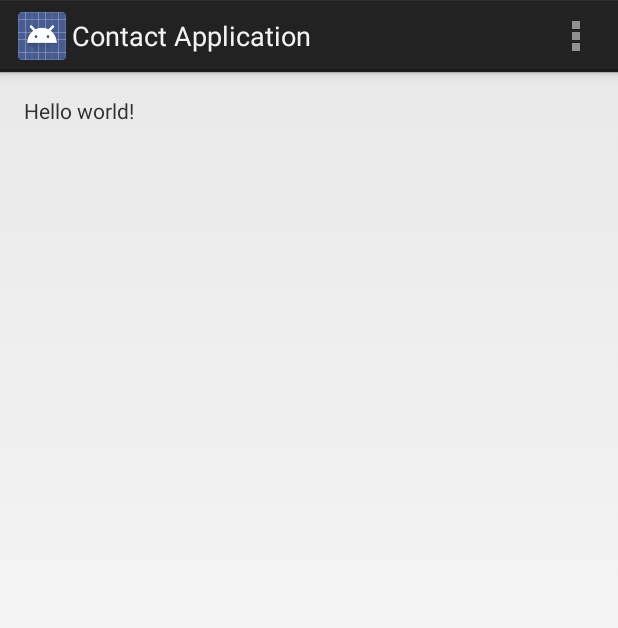
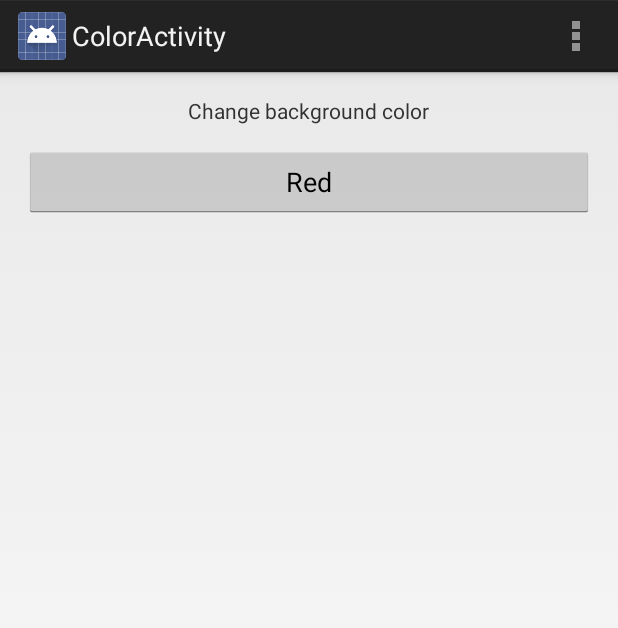
Before and after one commit to nooord/Malin-A-N, an Android app: the screen it shows after launch (contactActivity before the commit, colorActivity after it), in the options menu, after a tap on "Color", on a phone screen of 412 x 824 dp. Shown: the top 628 px of the screen. Run offline under Robolectric (Android 15) with nearby library versions, the phone set to English and light mode, and no system bars.

Commit message:
Lab1
Malin A N

```diff
--- a/ContactApplication/app/src/main/AndroidManifest.xml
+++ b/ContactApplication/app/src/main/AndroidManifest.xml
@@ -24,6 +24,10 @@
             android:name=".newRandomActivity"
             android:label="@string/title_activity_new_random" >
         </activity>
+        <activity
+            android:name=".colorActivity"
+            android:label="@string/title_activity_color" >
+        </activity>
     </application>
 
 </manifest>
--- /dev/null
+++ b/ContactApplication/app/src/main/java/com/example/malin/contactapplication/colorActivity.java
@@ -0,0 +1,67 @@
+package com.example.malin.contactapplication;
+
+import android.app.Activity;
+import android.content.Intent;
+import android.graphics.Color;
+import android.os.Bundle;
+import android.text.Layout;
+import android.view.Menu;
+import android.view.MenuItem;
+import android.view.View;
+import android.widget.EditText;
+import android.widget.RelativeLayout;
+
+
+public class colorActivity extends Activity {
+    RelativeLayout layout;
+
+    @Override
+    protected void onCreate(Bundle savedInstanceState) {
+        super.onCreate(savedInstanceState);
+        setContentView(R.layout.activity_color);
+
+
+
+        layout = (RelativeLayout) findViewById(R.id.layout);
+
+
+    }
+
+
+    @Override
+    public boolean onCreateOptionsMenu(Menu menu) {
+        // Inflate the menu; this adds items to the action bar if it is present.
+        getMenuInflater().inflate(R.menu.color, menu);
+        return true;
+    }
+
+    @Override
+    public boolean onOptionsItemSelected(MenuItem item) {
+        // Handle action bar item clicks here. The action bar will
+        // automatically handle clicks on the Home/Up button, so long
+        // as you specify a parent activity in AndroidManifest.xml.
+        int id = item.getItemId();
+        if (id == R.id.action_settings) {
+            return true;
+        }
+        return super.onOptionsItemSelected(item);
+    }
+
+    public void onClick(View view) {
+
+        if(view.getId() == R.id.buttonRed){
+            layout.setBackgroundColor(Color.RED);
+
+    }
+
+
+
+        if(view.getId() == R.id.buttonBlue){
+            layout.setBackgroundColor(Color.BLUE);
+
+
+        }
+
+    }
+
+}
--- a/ContactApplication/app/src/main/java/com/example/malin/contactapplication/contactActivity.java
+++ b/ContactApplication/app/src/main/java/com/example/malin/contactapplication/contactActivity.java
@@ -35,23 +35,33 @@ public class contactActivity extends Activity {
         // automatically handle clicks on the Home/Up button, so long
         // as you specify a parent activity in AndroidManifest.xml.
         int id = item.getItemId();
+
+
         switch (id){
+
             case R.id.action_contact:
                 Toast.makeText(this, "Contact",Toast.LENGTH_SHORT).show();
                 Intent contact = new Intent(this, addContactActivity.class);
                 startActivity(contact);
+
                 //kopplar meny till ny aktivitet - contact.
                 break;
+
             case R.id.action_random:
                 Intent newRandom = new Intent(this, newRandomActivity.class);
                 startActivity(newRandom);
                 Toast.makeText(this, "Random",Toast.LENGTH_SHORT).show();
+                //kopplar meny till ny aktivitet random.
                 break;
+
             case R.id.action_color:
+                Intent color = new Intent(this, colorActivity.class);
+                startActivity(color);
                 Toast.makeText(this, "Color",Toast.LENGTH_SHORT).show();
+                 //kopplar meny till ny aktivitet color.
 
                 return true;
-            //Startar aktivitet meny
+                //Startar aktivitet meny
 
 
 
--- /dev/null
+++ b/ContactApplication/app/src/main/res/layout/activity_color.xml
@@ -0,0 +1,47 @@
+<RelativeLayout xmlns:android="http://schemas.android.com/apk/res/android"
+    xmlns:tools="http://schemas.android.com/tools"
+    android:layout_width="match_parent"
+    android:layout_height="match_parent"
+    android:paddingLeft="@dimen/activity_horizontal_margin"
+    android:paddingRight="@dimen/activity_horizontal_margin"
+    android:paddingTop="@dimen/activity_vertical_margin"
+    android:paddingBottom="@dimen/activity_vertical_margin"
+    tools:context="com.example.malin.contactapplication.colorActivity"
+    android:id="@+id/layout">
+
+    <Button
+        android:layout_width="wrap_content"
+        android:layout_height="wrap_content"
+        android:text="Red"
+        android:id="@+id/buttonRed"
+        android:layout_marginTop="33dp"
+        android:layout_toEndOf="@string/buttonRed"
+        android:layout_alignParentRight="true"
+        android:layout_alignParentEnd="true"
+        android:layout_alignParentLeft="true"
+        android:layout_alignParentStart="true"
+        android:onClick="onClick" />
+
+    <Button
+        android:layout_width="wrap_content"
+        android:layout_height="wrap_content"
+        android:text="Blue"
+        android:id="@+id/buttonBlue"
+        android:layout_marginTop="130dp"
+        android:layout_below="@+id/buttonBlue"
+        android:layout_alignParentRight="true"
+        android:layout_alignParentEnd="true"
+        android:layout_alignParentLeft="true"
+        android:layout_alignParentStart="true"
+        android:onClick="onClick"/>
+
+    <TextView
+        android:layout_width="wrap_content"
+        android:layout_height="wrap_content"
+        android:text="Change background color"
+        android:id="@+id/string"
+        android:layout_centerHorizontal="true"
+        android:layout_alignParentEnd="false"
+        android:layout_alignParentStart="false" />
+
+</RelativeLayout>
--- a/ContactApplication/app/src/main/res/layout/activity_new_random.xml
+++ b/ContactApplication/app/src/main/res/layout/activity_new_random.xml
@@ -24,7 +24,7 @@
     <TextView
         android:layout_width="wrap_content"
         android:layout_height="wrap_content"
-        android:id="@+id/randomresult"
+        android:id="@+id/randomResult"
         android:layout_below="@+id/randomBtn"
         android:layout_centerHorizontal="true"
         android:textSize="30sp"
--- /dev/null
+++ b/ContactApplication/app/src/main/res/menu/color.xml
@@ -0,0 +1,8 @@
+<menu xmlns:android="http://schemas.android.com/apk/res/android"
+    xmlns:tools="http://schemas.android.com/tools"
+    tools:context="com.example.malin.contactapplication.colorActivity" >
+    <item android:id="@+id/action_settings"
+        android:title="@string/action_settings"
+        android:orderInCategory="100"
+        android:showAsAction="never" />
+</menu>
--- a/ContactApplication/app/src/main/res/values/strings.xml
+++ b/ContactApplication/app/src/main/res/values/strings.xml
@@ -2,7 +2,7 @@
 <resources>
 
     <string name="app_name">Contact Application</string>
-    <string name="hello_world">Hello world!</string>
+    <string name="hello_world">Go to menu!</string>
     <string name="action_contact">Contact</string>
     <string name="action_color">Color</string>
     <string name="action_random">Random</string>
@@ -14,6 +14,11 @@
     <string name="phoneTxt">Phone</string>
     <string name="mail.Txt">Mail</string>
     <string name="buttonAd">Create contact</string>
-
+    <string name="title_activity_color">ColorActivity</string>
+    <string name="changeBackgroundColor">HeaderText</string>
+    <string name="buttonBlue" >Blue</string>
+    <string name="buttonRed">Red</string>
+    <string name="onClickRed" />
+    <string name="onClickBlue" />
 
 </resources>
```
Also changed, not shown: ContactApplication/app/src/main/java/com/example/malin/contactapplication/addContactActivity.java (+58 -8 lines), ContactApplication/app/src/main/java/com/example/malin/contactapplication/newRandomActivity.java (+6 -3 lines), ContactApplication/app/src/main/res/layout/activity_add_contact.xml (+20 -17 lines), 1 other file.
